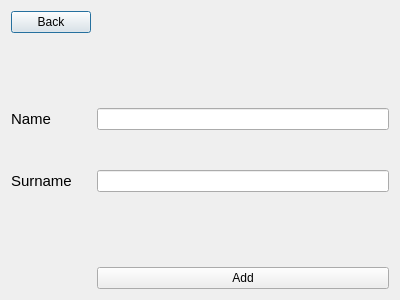
Above: addstudent.ui from ValeriaGrigoruants/Platform-for-learning-programming before the change. Below: the same form after it.
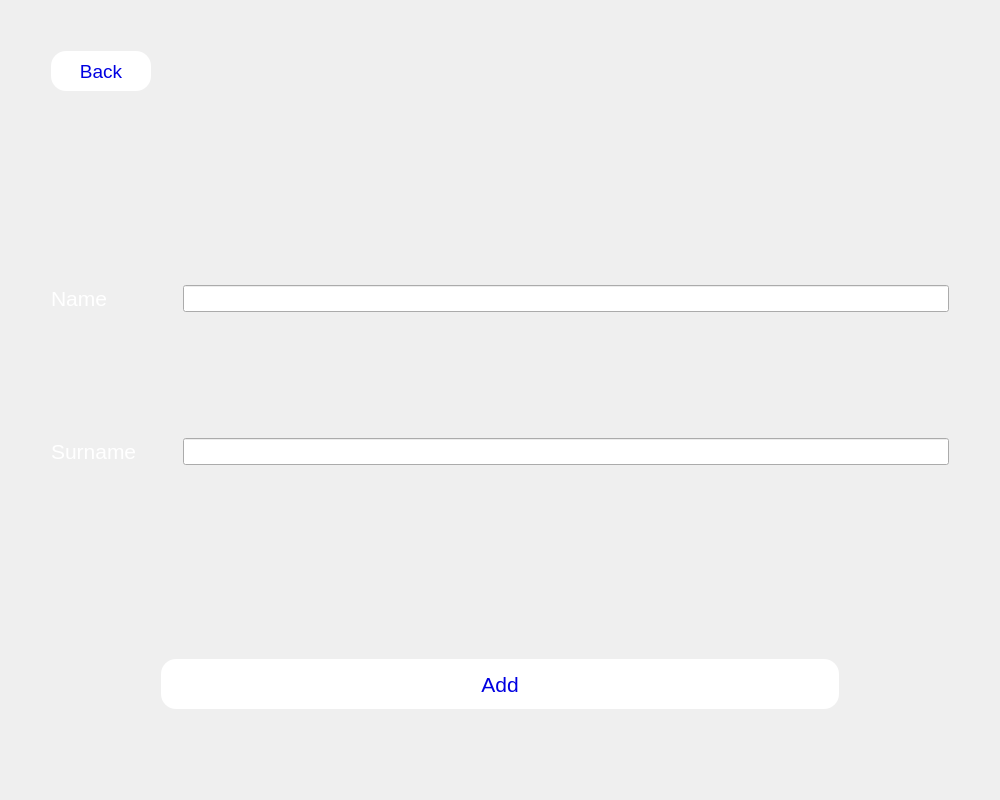
That is the form after the change.

```diff
--- a/addstudent.ui
+++ b/addstudent.ui
@@ -6,49 +6,96 @@
    <rect>
     <x>0</x>
     <y>0</y>
-    <width>400</width>
-    <height>300</height>
+    <width>1000</width>
+    <height>800</height>
    </rect>
   </property>
   <property name="windowTitle">
    <string>Dialog</string>
   </property>
-  <layout class="QFormLayout" name="formLayout">
-   <item row="0" column="0">
-    <widget class="QPushButton" name="back">
-     <property name="text">
-      <string>Back</string>
+  <layout class="QVBoxLayout" name="verticalLayout">
+   <item>
+    <spacer name="verticalSpacer_5">
+     <property name="orientation">
+      <enum>Qt::Vertical</enum>
      </property>
-    </widget>
-   </item>
-   <item row="3" column="0">
-    <widget class="QLabel" name="label">
-     <property name="text">
-      <string>&lt;html&gt;&lt;head/&gt;&lt;body&gt;&lt;p&gt;&lt;span style=&quot; font-size:11pt;&quot;&gt;Name&lt;/span&gt;&lt;/p&gt;&lt;/body&gt;&lt;/html&gt;</string>
+     <property name="sizeType">
+      <enum>QSizePolicy::Fixed</enum>
      </property>
-    </widget>
-   </item>
-   <item row="3" column="1">
-    <widget class="QLineEdit" name="name"/>
-   </item>
-   <item row="5" column="0">
-    <widget class="QLabel" name="label_2">
-     <property name="text">
-      <string>&lt;html&gt;&lt;head/&gt;&lt;body&gt;&lt;p&gt;&lt;span style=&quot; font-size:11pt;&quot;&gt;Surname&lt;/span&gt;&lt;/p&gt;&lt;/body&gt;&lt;/html&gt;</string>
+     <property name="sizeHint" stdset="0">
+      <size>
+       <width>20</width>
+       <height>40</height>
+      </size>
      </property>
-    </widget>
+    </spacer>
    </item>
-   <item row="5" column="1">
-    <widget class="QLineEdit" name="surname"/>
-   </item>
-   <item row="8" column="1">
-    <widget class="QPushButton" name="add">
-     <property name="text">
-      <string>Add</string>
+   <item>
+    <layout class="QHBoxLayout" name="horizontalLayout_2">
+     <property name="topMargin">
+      <number>0</number>
      </property>
-    </widget>
+     <item>
+      <spacer name="horizontalSpacer_6">
+       <property name="orientation">
+        <enum>Qt::Horizontal</enum>
+       </property>
+       <property name="sizeType">
+        <enum>QSizePolicy::Fixed</enum>
+       </property>
+       <property name="sizeHint" stdset="0">
+        <size>
+         <width>40</width>
+         <height>20</height>
+        </size>
+       </property>
+      </spacer>
+     </item>
+     <item>
+      <widget class="QPushButton" name="back">
+       <property name="sizePolicy">
+        <sizepolicy hsizetype="Fixed" vsizetype="Fixed">
+         <horstretch>0</horstretch>
+         <verstretch>0</verstretch>
+        </sizepolicy>
+       </property>
+       <property name="minimumSize">
+        <size>
+         <width>100</width>
+         <height>40</height>
+        </size>
+       </property>
+       <property name="cursor">
+        <cursorShape>PointingHandCursor</cursorShape>
+       </property>
+       <property name="styleSheet">
+        <string notr="true">#back {
+	font: 14pt;
+color: rgb(0, 0, 225);
+border-radius: 15px;
+background-color: rgb(255, 255, 255)}</string>
+       </property>
+       <property name="text">
+        <string>Back</string>
+       </property>
+      </widget>
+     </item>
+     <item>
+      <spacer name="horizontalSpacer_5">
+       <property name="orientation">
+        <enum>Qt::Horizontal</enum>
+       </property>
+       <property name="sizeHint" stdset="0">
+        <size>
+         <width>40</width>
+         <height>20</height>
+        </size>
+       </property>
+      </spacer>
+     </item>
+    </layout>
    </item>
-   <item row="2" column="0">
+   <item>
     <spacer name="verticalSpacer">
      <property name="orientation">
       <enum>Qt::Vertical</enum>
@@ -61,20 +108,110 @@
      </property>
     </spacer>
    </item>
-   <item row="6" column="1">
-    <spacer name="verticalSpacer_2">
-     <property name="orientation">
-      <enum>Qt::Vertical</enum>
+   <item>
+    <layout class="QGridLayout" name="gridLayout_2">
+     <property name="topMargin">
+      <number>10</number>
      </property>
-     <property name="sizeHint" stdset="0">
-      <size>
-       <width>20</width>
-       <height>40</height>
-      </size>
-     </property>
-    </spacer>
+     <item row="1" column="3">
+      <spacer name="verticalSpacer_4">
+       <property name="orientation">
+        <enum>Qt::Vertical</enum>
+       </property>
+       <property name="sizeType">
+        <enum>QSizePolicy::Fixed</enum>
+       </property>
+       <property name="sizeHint" stdset="0">
+        <size>
+         <width>20</width>
+         <height>120</height>
+        </size>
+       </property>
+      </spacer>
+     </item>
+     <item row="2" column="1">
+      <widget class="QLabel" name="label_2">
+       <property name="text">
+        <string>&lt;html&gt;&lt;head/&gt;&lt;body&gt;&lt;p&gt;&lt;span style=&quot; font-size:16pt; color:#ffffff;&quot;&gt;Surname&lt;/span&gt;&lt;/p&gt;&lt;/body&gt;&lt;/html&gt;</string>
+       </property>
+      </widget>
+     </item>
+     <item row="0" column="0">
+      <spacer name="horizontalSpacer">
+       <property name="orientation">
+        <enum>Qt::Horizontal</enum>
+       </property>
+       <property name="sizeType">
+        <enum>QSizePolicy::Fixed</enum>
+       </property>
+       <property name="sizeHint" stdset="0">
+        <size>
+         <width>40</width>
+         <height>20</height>
+        </size>
+       </property>
+      </spacer>
+     </item>
+     <item row="0" column="4">
+      <spacer name="horizontalSpacer_2">
+       <property name="orientation">
+        <enum>Qt::Horizontal</enum>
+       </property>
+       <property name="sizeType">
+        <enum>QSizePolicy::Fixed</enum>
+       </property>
+       <property name="sizeHint" stdset="0">
+        <size>
+         <width>40</width>
+         <height>20</height>
+        </size>
+       </property>
+      </spacer>
+     </item>
+     <item row="0" column="1">
+      <widget class="QLabel" name="label">
+       <property name="text">
+        <string>&lt;html&gt;&lt;head/&gt;&lt;body&gt;&lt;p&gt;&lt;span style=&quot; font-size:16pt; color:#ffffff;&quot;&gt;Name&lt;/span&gt;&lt;/p&gt;&lt;/body&gt;&lt;/html&gt;</string>
+       </property>
+      </widget>
+     </item>
+     <item row="0" column="3">
+      <widget class="QLineEdit" name="name">
+       <property name="font">
+        <font>
+         <pointsize>12</pointsize>
+        </font>
+       </property>
+      </widget>
+     </item>
+     <item row="2" column="3">
+      <widget class="QLineEdit" name="surname">
+       <property name="font">
+        <font>
+         <pointsize>12</pointsize>
+        </font>
+       </property>
+      </widget>
+     </item>
+     <item row="0" column="2">
+      <spacer name="horizontalSpacer_7">
+       <property name="orientation">
+        <enum>Qt::Horizontal</enum>
+       </property>
+       <property name="sizeType">
+        <enum>QSizePolicy::Fixed</enum>
+       </property>
+       <property name="sizeHint" stdset="0">
+        <size>
+         <width>40</width>
+         <height>20</height>
+        </size>
+       </property>
+      </spacer>
+     </item>
+    </layout>
    </item>
-   <item row="7" column="1">
+   <item>
     <spacer name="verticalSpacer_3">
      <property name="orientation">
       <enum>Qt::Vertical</enum>
@@ -87,28 +224,92 @@
      </property>
     </spacer>
    </item>
-   <item row="4" column="1">
-    <spacer name="verticalSpacer_4">
-     <property name="orientation">
-      <enum>Qt::Vertical</enum>
+   <item>
+    <layout class="QHBoxLayout" name="horizontalLayout">
+     <property name="topMargin">
+      <number>10</number>
      </property>
-     <property name="sizeHint" stdset="0">
-      <size>
-       <width>20</width>
-       <height>40</height>
-      </size>
-     </property>
-    </spacer>
+     <item>
+      <spacer name="horizontalSpacer_3">
+       <property name="orientation">
+        <enum>Qt::Horizontal</enum>
+       </property>
+       <property name="sizeType">
+        <enum>QSizePolicy::Fixed</enum>
+       </property>
+       <property name="sizeHint" stdset="0">
+        <size>
+         <width>150</width>
+         <height>20</height>
+        </size>
+       </property>
+      </spacer>
+     </item>
+     <item>
+      <widget class="QPushButton" name="add">
+       <property name="sizePolicy">
+        <sizepolicy hsizetype="Minimum" vsizetype="Fixed">
+         <horstretch>0</horstretch>
+         <verstretch>0</verstretch>
+        </sizepolicy>
+       </property>
+       <property name="minimumSize">
+        <size>
+         <width>0</width>
+         <height>50</height>
+        </size>
+       </property>
+       <property name="sizeIncrement">
+        <size>
+         <width>0</width>
+         <height>50</height>
+        </size>
+       </property>
+       <property name="cursor">
+        <cursorShape>PointingHandCursor</cursorShape>
+       </property>
+       <property name="styleSheet">
+        <string notr="true">#add {
+	font: 16pt;
+color: rgb(0, 0, 225);
+border-radius: 15px;
+background-color: rgb(255, 255, 255)}</string>
+       </property>
+       <property name="text">
+        <string>Add</string>
+       </property>
+      </widget>
+     </item>
+     <item>
+      <spacer name="horizontalSpacer_4">
+       <property name="orientation">
+        <enum>Qt::Horizontal</enum>
+       </property>
+       <property name="sizeType">
+        <enum>QSizePolicy::Fixed</enum>
+       </property>
+       <property name="sizeHint" stdset="0">
+        <size>
+         <width>150</width>
+         <height>20</height>
+        </size>
+       </property>
+      </spacer>
+     </item>
+    </layout>
    </item>
-   <item row="1" column="0">
-    <spacer name="verticalSpacer_5">
+   <item>
+    <spacer name="verticalSpacer_2">
      <property name="orientation">
       <enum>Qt::Vertical</enum>
      </property>
+     <property name="sizeType">
+      <enum>QSizePolicy::Fixed</enum>
+     </property>
      <property name="sizeHint" stdset="0">
       <size>
        <width>20</width>
-       <height>40</height>
+       <height>80</height>
       </size>
      </property>
     </spacer>
```
